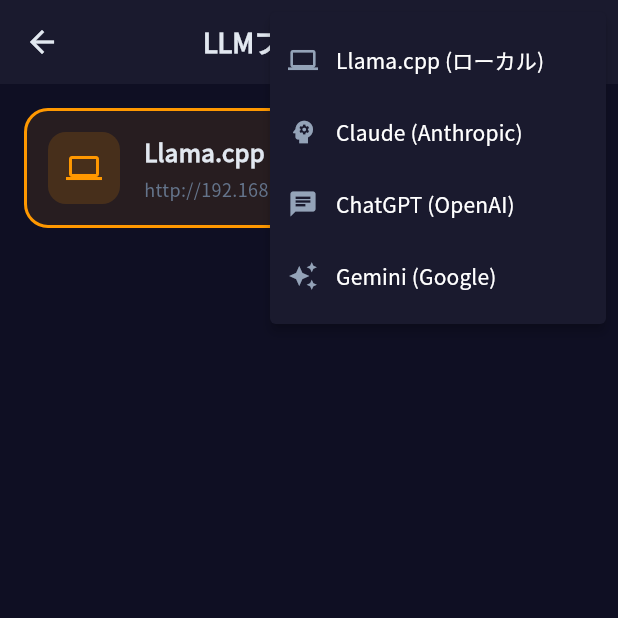
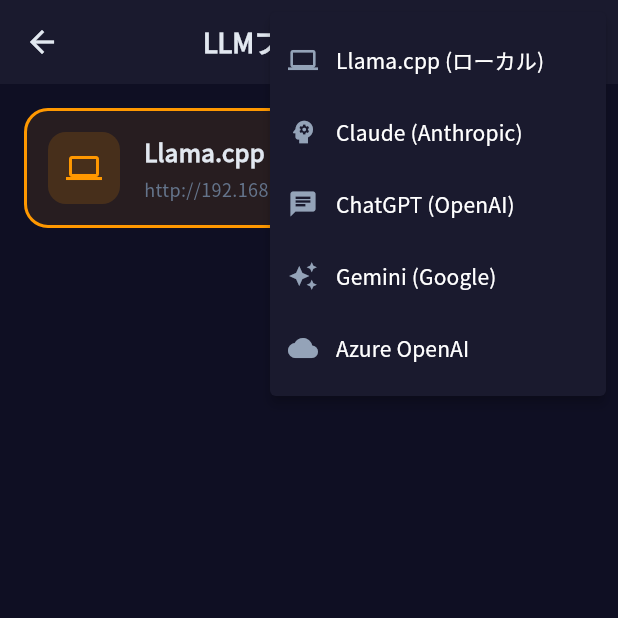
Before and after one commit to t2k2pp/FlutterChatApp3, a Flutter app: the LlmProviderScreen screen opened directly, after a tap on the "add" icon, on a phone screen of 412 x 824 dp, the top half of it. Run offline on Flutter 3.47's test engine with Material 3 defaults, Android fonts, the phone set to English and light mode, and no system bars; our stand-ins replace flutter_markdown, google_fonts, shared_preferences, webview_flutter; missing offline and left inert: dart:html, dart:ui_web; accounts and stored records are empty; network calls fail.

Commit message:
feat: Add Azure OpenAI Service provider support

```diff
--- a/lib/providers/llm_provider_manager.dart
+++ b/lib/providers/llm_provider_manager.dart
@@ -4,6 +4,7 @@ import '../services/providers/llamacpp_provider.dart';
 import '../services/providers/claude_provider.dart';
 import '../services/providers/openai_provider.dart';
 import '../services/providers/gemini_provider.dart';
+import '../services/providers/azure_openai_provider.dart';
 import '../services/storage_service.dart';
 
 class LlmProviderManager extends ChangeNotifier {
@@ -96,6 +97,8 @@ class LlmProviderManager extends ChangeNotifier {
         return OpenAIProvider(config: config);
       case LlmProviderType.gemini:
         return GeminiProvider(config: config);
+      case LlmProviderType.azureOpenai:
+        return AzureOpenAIProvider(config: config);
     }
   }
 
@@ -168,6 +171,9 @@ class LlmProviderManager extends ChangeNotifier {
       case LlmProviderType.gemini:
         config = LlmProviderConfig.defaultGemini;
         break;
+      case LlmProviderType.azureOpenai:
+        config = LlmProviderConfig.defaultAzureOpenAI;
+        break;
     }
     await addProvider(config);
   }
--- a/lib/screens/llm_provider_screen.dart
+++ b/lib/screens/llm_provider_screen.dart
@@ -32,6 +32,7 @@ class LlmProviderScreen extends StatelessWidget {
               _buildMenuItem(LlmProviderType.claude, 'Claude (Anthropic)', Icons.psychology),
               _buildMenuItem(LlmProviderType.openai, 'ChatGPT (OpenAI)', Icons.chat),
               _buildMenuItem(LlmProviderType.gemini, 'Gemini (Google)', Icons.auto_awesome),
+              _buildMenuItem(LlmProviderType.azureOpenai, 'Azure OpenAI', Icons.cloud),
             ],
           ),
           const SizedBox(width: 8),
@@ -257,6 +258,9 @@ class LlmProviderScreen extends StatelessWidget {
     final urlController = TextEditingController(text: config.baseUrl);
     final keyController = TextEditingController(text: config.apiKey ?? '');
     final modelController = TextEditingController(text: config.model ?? '');
+    final deploymentController = TextEditingController(text: config.deploymentName ?? '');
+    final apiVersionController = TextEditingController(text: config.apiVersion ?? '2024-02-15-preview');
+    final isAzure = config.type == LlmProviderType.azureOpenai;
 
     showDialog(
       context: context,
@@ -270,11 +274,16 @@ class LlmProviderScreen extends StatelessWidget {
             children: [
               _buildTextField(nameController, '表示名', Icons.label),
               const SizedBox(height: 16),
-              _buildTextField(urlController, 'API URL', Icons.link),
+              _buildTextField(urlController, isAzure ? 'リソースURL' : 'API URL', Icons.link),
               const SizedBox(height: 16),
               _buildTextField(keyController, 'APIキー', Icons.key, obscure: true),
               const SizedBox(height: 16),
-              _buildTextField(modelController, 'モデル', Icons.smart_toy),
+              if (isAzure) ...[
+                _buildTextField(deploymentController, 'デプロイメント名', Icons.rocket_launch),
+                const SizedBox(height: 16),
+                _buildTextField(apiVersionController, 'APIバージョン', Icons.history),
+              ] else
+                _buildTextField(modelController, 'モデル', Icons.smart_toy),
             ],
           ),
         ),
@@ -292,6 +301,8 @@ class LlmProviderScreen extends StatelessWidget {
                   baseUrl: urlController.text.trim(),
                   apiKey: keyController.text.trim().isEmpty ? null : keyController.text.trim(),
                   model: modelController.text.trim().isEmpty ? null : modelController.text.trim(),
+                  deploymentName: deploymentController.text.trim().isEmpty ? null : deploymentController.text.trim(),
+                  apiVersion: apiVersionController.text.trim().isEmpty ? null : apiVersionController.text.trim(),
                 ),
               );
               Navigator.pop(context);
@@ -337,6 +348,8 @@ class LlmProviderScreen extends StatelessWidget {
         return const Color(0xFF10A37F);
       case LlmProviderType.gemini:
         return const Color(0xFF4285F4);
+      case LlmProviderType.azureOpenai:
+        return const Color(0xFF0078D4);  // Azure blue
     }
   }
 
@@ -350,6 +363,8 @@ class LlmProviderScreen extends StatelessWidget {
         return Icons.chat;
       case LlmProviderType.gemini:
         return Icons.auto_awesome;
+      case LlmProviderType.azureOpenai:
+        return Icons.cloud;
     }
   }
 }
--- a/lib/services/llm_provider.dart
+++ b/lib/services/llm_provider.dart
@@ -2,10 +2,11 @@ import '../models/message.dart';
 
 /// LLMプロバイダーの種類
 enum LlmProviderType {
-  llamaCpp,  // ローカルLlama.cpp
-  claude,    // Anthropic Claude
-  openai,    // OpenAI ChatGPT
-  gemini,    // Google Gemini
+  llamaCpp,      // ローカルLlama.cpp
+  claude,        // Anthropic Claude
+  openai,        // OpenAI ChatGPT
+  gemini,        // Google Gemini
+  azureOpenai,   // Azure OpenAI Service
 }
 
 /// LLMプロバイダーの設定
@@ -15,6 +16,8 @@ class LlmProviderConfig {
   final String baseUrl;
   final String? apiKey;
   final String? model;
+  final String? deploymentName;  // Azure用デプロイメント名
+  final String? apiVersion;      // Azure用APIバージョン
   final Map<String, dynamic>? options;
 
   const LlmProviderConfig({
@@ -23,6 +26,8 @@ class LlmProviderConfig {
     required this.baseUrl,
     this.apiKey,
     this.model,
+    this.deploymentName,
+    this.apiVersion,
     this.options,
   });
 
@@ -32,6 +37,8 @@ class LlmProviderConfig {
     String? baseUrl,
     String? apiKey,
     String? model,
+    String? deploymentName,
+    String? apiVersion,
     Map<String, dynamic>? options,
   }) {
     return LlmProviderConfig(
@@ -40,6 +47,8 @@ class LlmProviderConfig {
       baseUrl: baseUrl ?? this.baseUrl,
       apiKey: apiKey ?? this.apiKey,
       model: model ?? this.model,
+      deploymentName: deploymentName ?? this.deploymentName,
+      apiVersion: apiVersion ?? this.apiVersion,
       options: options ?? this.options,
     );
   }
@@ -50,6 +59,8 @@ class LlmProviderConfig {
     'baseUrl': baseUrl,
     'apiKey': apiKey,
     'model': model,
+    'deploymentName': deploymentName,
+    'apiVersion': apiVersion,
     'options': options,
   };
 
@@ -63,6 +74,8 @@ class LlmProviderConfig {
       baseUrl: json['baseUrl'] ?? '',
       apiKey: json['apiKey'],
       model: json['model'],
+      deploymentName: json['deploymentName'],
+      apiVersion: json['apiVersion'],
       options: json['options'] as Map<String, dynamic>?,
     );
   }
@@ -94,6 +107,14 @@ class LlmProviderConfig {
     baseUrl: 'https://generativelanguage.googleapis.com/v1beta',
     model: 'gemini-1.5-flash',
   );
+
+  static LlmProviderConfig get defaultAzureOpenAI => const LlmProviderConfig(
+    type: LlmProviderType.azureOpenai,
+    name: 'Azure OpenAI',
+    baseUrl: 'https://your-resource.openai.azure.com',
+    deploymentName: 'gpt-4o',
+    apiVersion: '2024-02-15-preview',
+  );
 }
 
 /// LLMプロバイダーのインターフェース
```
Also changed, not shown: lib/services/providers/azure_openai_provider.dart (added, +146 -0 lines), 1 other file.
